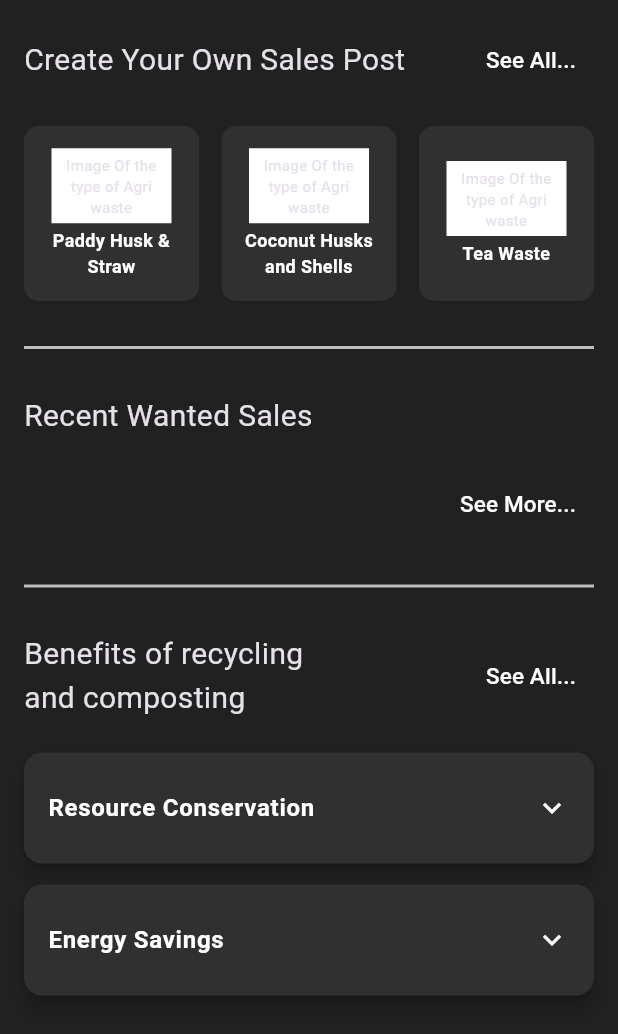
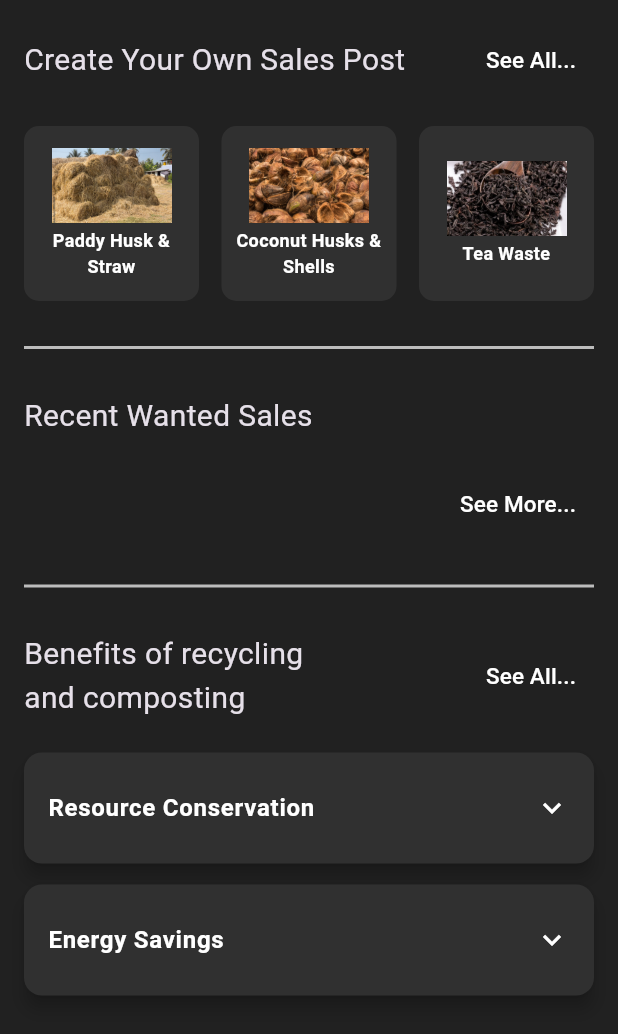
Before and after one commit to Joshuarupasinghe/bio_boost, a Flutter app: the SellerHomePage screen opened directly, on a phone screen of 412 x 824 dp. Shown: the top 1034 px of the screen. Run offline on Flutter 3.47's test engine with Material 3 defaults, Android fonts, the phone set to English and light mode, and no system bars; our stand-ins replace cloud_firestore, firebase_auth, firebase_core, firebase_storage, fluttertoast, image_picker and 1 more; accounts and stored records are empty.

Commit message:
Did some minor changes

```diff
--- a/lib/screens/benefits.dart
+++ b/lib/screens/benefits.dart
@@ -7,6 +7,7 @@ class BenefitsPage extends StatelessWidget {
   @override
   Widget build(BuildContext context) {
     return Scaffold(
+      appBar: AppBar(),
       backgroundColor: Colors.black, // Darker background for contrast
       body: ListView(
         padding: const EdgeInsets.all(10),
--- a/lib/screens/home_seller.dart
+++ b/lib/screens/home_seller.dart
@@ -1,4 +1,5 @@
 import 'package:bio_boost/screens/benefits.dart';
+import 'package:bio_boost/screens/create_sales01.dart';
 import 'package:bio_boost/screens/wanted_sales.dart';
 import 'package:flutter/material.dart';
 import 'package:bio_boost/services/service_request_service.dart';
@@ -17,9 +18,12 @@ class _SellerHomePageState extends State<SellerHomePage> {
   bool _isLoading = true;
 
   final List<Map<String, String>> categories = [
-    {'title': 'Paddy Husk & Straw'},
-    {'title': 'Coconut Husks and Shells'},
-    {'title': 'Tea Waste'}
+    {'title': 'Paddy Husk & Straw', 'url': 'images/Paddy Husk & Straw.jpg'},
+    {
+      'title': 'Coconut Husks & Shells',
+      'url': 'images/Coconut Husks & Shells.jpg',
+    },
+    {'title': 'Tea Waste', 'url': 'images/Tea Waste.jpg'},
   ];
 
   @override
@@ -45,8 +49,6 @@ class _SellerHomePageState extends State<SellerHomePage> {
     }
   }
 
-
-
   @override
   Widget build(BuildContext context) {
     return Scaffold(
@@ -69,7 +71,16 @@ Widget build(BuildContext context) {
                   ),
                   itemCount: categories.length,
                   itemBuilder: (context, index) {
-                  return Container(
+                    return GestureDetector(
+                      onTap: () {
+                        Navigator.push(
+                          context,
+                          MaterialPageRoute(
+                            builder: (context) => CreateSales01(),
+                          ),
+                        );
+                      },
+                      child: Container(
                         padding: const EdgeInsets.all(8.0),
                         decoration: BoxDecoration(
                           color: Colors.grey[850],
@@ -79,14 +90,12 @@ Widget build(BuildContext context) {
                           mainAxisAlignment: MainAxisAlignment.center,
                           children: [
                             Container(
+                              child: Center(
+                                child: Image.asset(
+                                  categories[index]['url']!,
                                   height: 50,
                                   width: 80,
-                          color: Colors.white,
-                          child: const Center(
-                            child: Text(
-                              'Image Of the type of Agri waste',
-                              textAlign: TextAlign.center,
-                              style: TextStyle(fontSize: 10),
+                                  fit: BoxFit.cover,
                                 ),
                               ),
                             ),
@@ -101,6 +110,7 @@ Widget build(BuildContext context) {
                               ),
                             ),
                           ],
+                        ),
                       ),
                     );
                   },
@@ -119,8 +129,6 @@ Widget build(BuildContext context) {
     );
   }
 
-
-
   Widget _buildHeader() {
     return Row(
       mainAxisAlignment: MainAxisAlignment.spaceBetween,
@@ -136,7 +144,7 @@ Widget build(BuildContext context) {
               onPressed: () {
                 Navigator.push(
                   context,
-                  MaterialPageRoute(builder: (context) => WantedPage()),
+                  MaterialPageRoute(builder: (context) => CreateSales01()),
                 );
               },
               child: Text(
```
Lines whose indentation alone changed are shown as unchanged.
